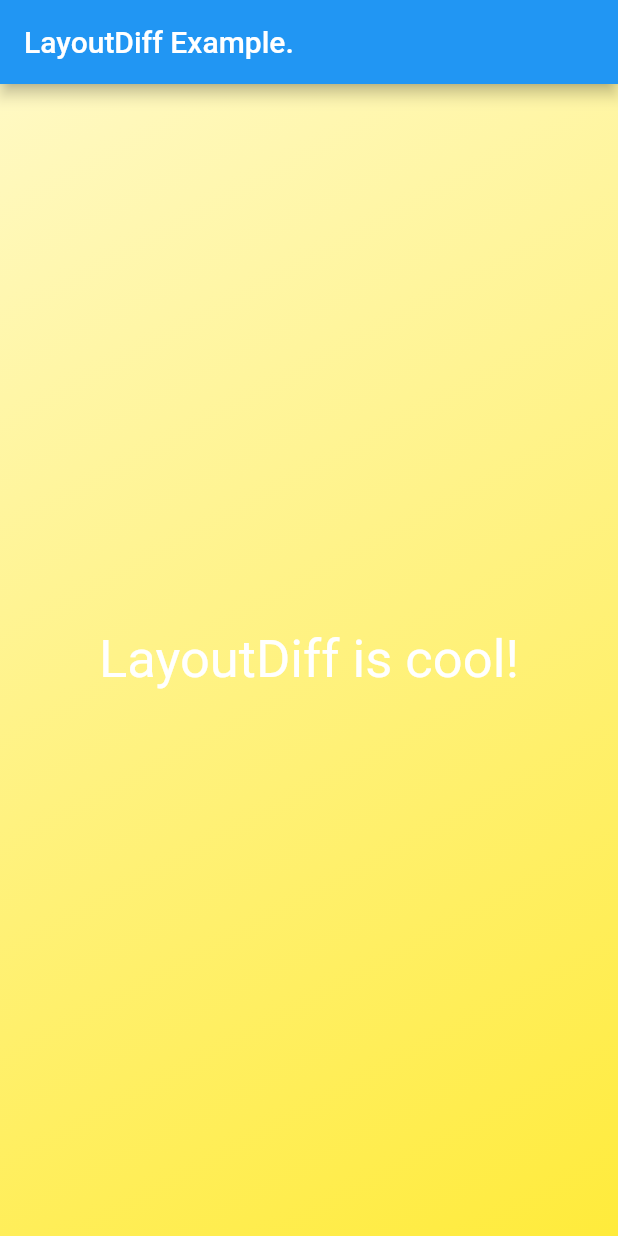
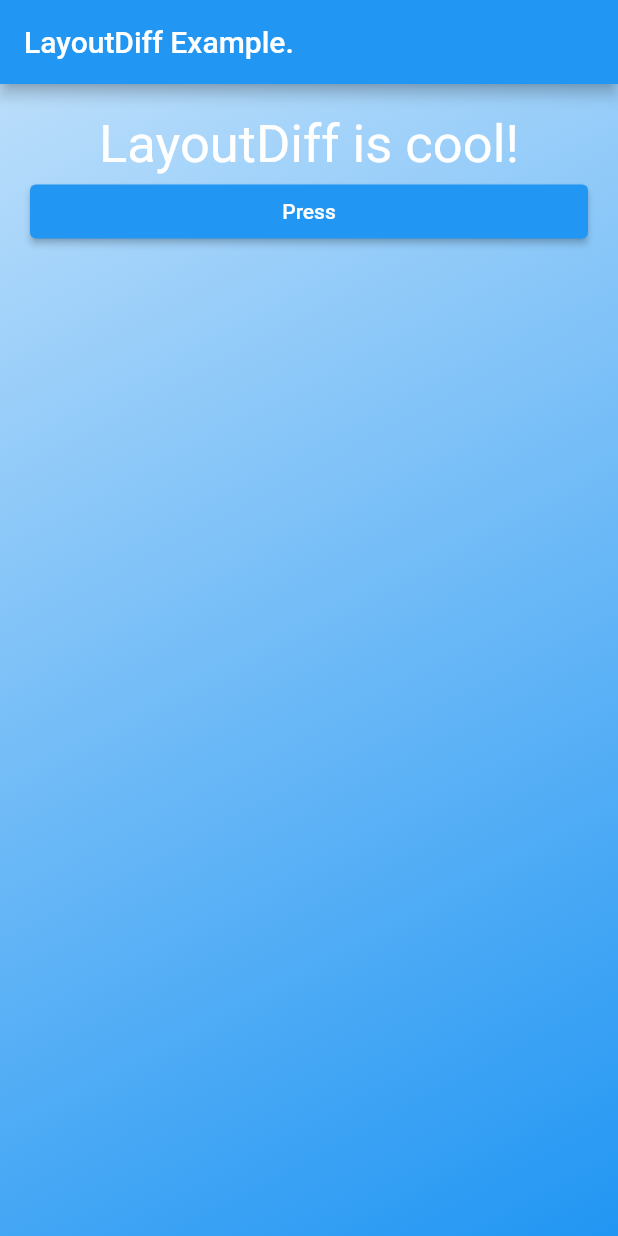
Before and after one commit to LayoutDiff/layoutdiff-app-example, a Flutter app: the screen it shows after launch, on a phone screen of 412 x 824 dp. Run offline on Flutter 3.47's test engine with Material 2 defaults, Android fonts, the phone set to English and light mode, and no system bars.

Commit message:
Adding a button to change background color

```diff
--- a/lib/main.dart
+++ b/lib/main.dart
@@ -1,6 +1,68 @@
 import 'package:flutter/material.dart';
+import "dart:math";
 
 void main() => runApp(LayoutDiffExample());
+
+class _BoxDecorationState extends State<LayoutDiffBoxDecoration> {
+  final List<MaterialColor> _bgColors = [Colors.blue, Colors.green, Colors.yellow, Colors.red, Colors.brown];
+  MaterialColor _bgColor = Colors.blue;
+
+  MaterialColor getRandomColor<T>() {
+
+    final random = new Random();
+    var i = random.nextInt(_bgColors.length);
+    var color = _bgColors[i];
+
+    if(color == _bgColor) {
+      return getRandomColor();
+    }
+
+    return color;
+  }
+
+  @override
+  Widget build(BuildContext context) {
+    return Container(
+      decoration: BoxDecoration(
+        gradient: LinearGradient(
+          begin: Alignment.topLeft,
+          end: Alignment.bottomRight,
+          colors: [_bgColor[100], _bgColor[500]]
+        )
+      ),
+      child: ListView(
+          padding: const EdgeInsets.all(20),
+          children: <Widget>[
+            Center(
+              child: Text('LayoutDiff is cool!',
+                style: TextStyle(
+                  fontSize: 35,
+                  color: Colors.white,
+                ),
+              ),
+            ),
+            ElevatedButton(
+              child: Text('Press'),
+              onPressed: () {
+                setState(() {
+                  _bgColor = getRandomColor();
+                });
+              },
+            )
+          ]
+      )
+    );
+  }
+
+}
+
+class LayoutDiffBoxDecoration extends StatefulWidget {
+  @override
+  State<StatefulWidget> createState() {
+    return _BoxDecorationState();
+  }
+
+}
 
 class LayoutDiffExample extends StatelessWidget {
 
@@ -12,23 +74,7 @@ class LayoutDiffExample extends StatelessWidget {
         appBar: AppBar(
           title: Text('LayoutDiff Example.'),
         ),
-        body: Container(
-          decoration: BoxDecoration(
-            gradient: LinearGradient(
-              begin: Alignment.topLeft,
-              end: Alignment.bottomRight,
-              colors: [Colors.yellow[100], Colors.yellow[500]]
-            )
-          ),
-          child: Center(
-            child: Text('LayoutDiff is cool!',
-              style: TextStyle(
-                fontSize: 35,
-                color: Colors.white,
-              ),
-            ),
-          ),
-        ),
+        body: LayoutDiffBoxDecoration()
       ),
     );
   }
```
Also changed, not shown: pubspec.lock.
